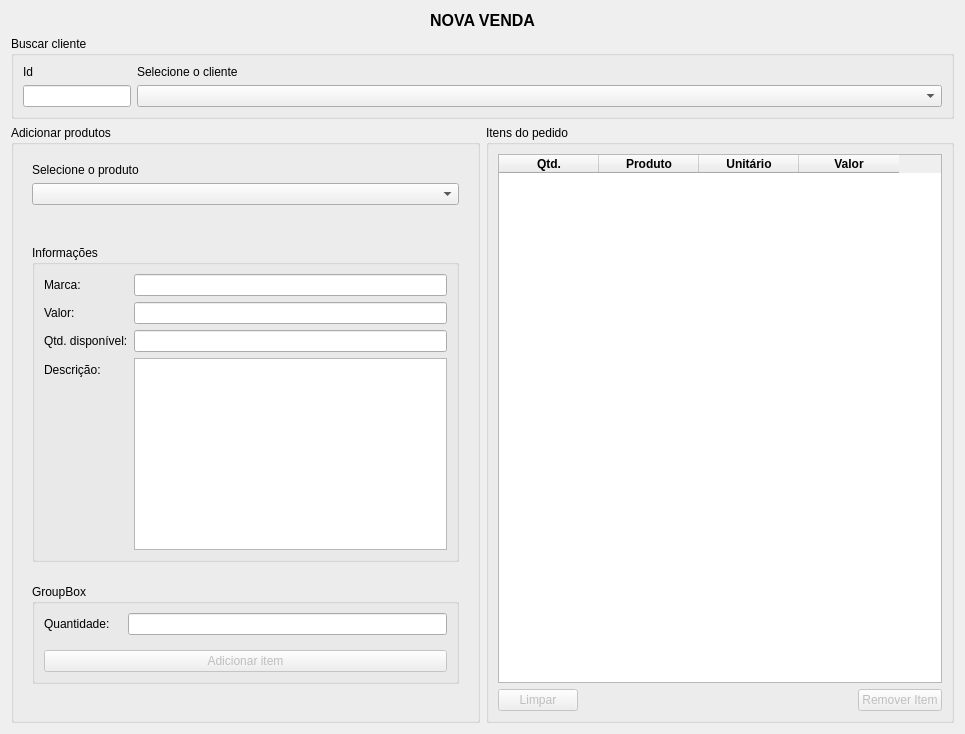
Before: the Qt Designer form ui/ui_novavenda.ui in adaiasreis/Projeto-MatCon, drawn with Qt 5.
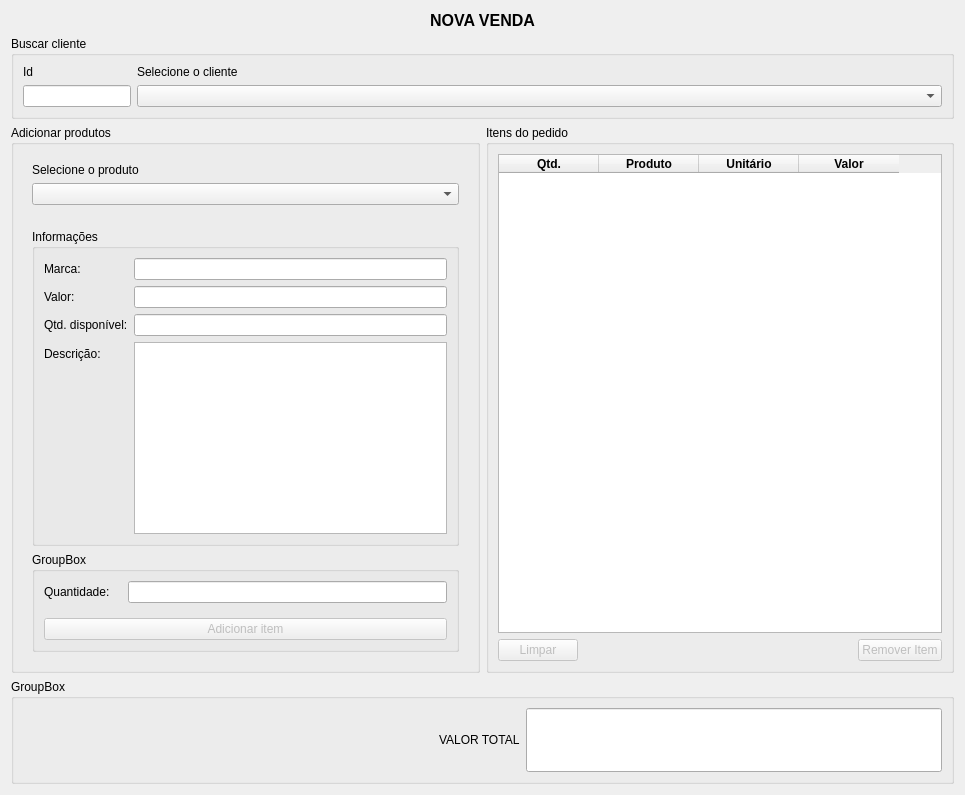
After: the same form once the commit is applied.

Patch:
```diff
--- a/ui/ui_novavenda.ui
+++ b/ui/ui_novavenda.ui
@@ -7,7 +7,7 @@
     <x>0</x>
     <y>0</y>
     <width>965</width>
-    <height>734</height>
+    <height>795</height>
    </rect>
   </property>
   <property name="windowTitle">
@@ -216,6 +216,12 @@
                  </item>
                  <item row="3" column="1">
                   <widget class="QTextEdit" name="desc">
+                   <property name="minimumSize">
+                    <size>
+                     <width>0</width>
+                     <height>50</height>
+                    </size>
+                   </property>
                    <property name="readOnly">
                     <bool>true</bool>
                    </property>
@@ -391,6 +397,51 @@
      </layout>
     </widget>
    </item>
+   <item>
+    <widget class="QGroupBox" name="groupBox_6">
+     <property name="minimumSize">
+      <size>
+       <width>0</width>
+       <height>0</height>
+      </size>
+     </property>
+     <property name="title">
+      <string>GroupBox</string>
+     </property>
+     <layout class="QHBoxLayout" name="horizontalLayout_4">
+      <item>
+       <spacer name="horizontalSpacer_2">
+        <property name="orientation">
+         <enum>Qt::Horizontal</enum>
+        </property>
+        <property name="sizeHint" stdset="0">
+         <size>
+          <width>70</width>
+          <height>20</height>
+         </size>
+        </property>
+       </spacer>
+      </item>
+      <item>
+       <widget class="QLabel" name="label_10">
+        <property name="text">
+         <string>VALOR TOTAL</string>
+        </property>
+       </widget>
+      </item>
+      <item>
+       <widget class="QLineEdit" name="lineEdit">
+        <property name="sizePolicy">
+         <sizepolicy hsizetype="Expanding" vsizetype="Expanding">
+          <horstretch>0</horstretch>
+          <verstretch>0</verstretch>
+         </sizepolicy>
+        </property>
+       </widget>
+      </item>
+     </layout>
+    </widget>
+   </item>
   </layout>
  </widget>
  <resources/>
```
